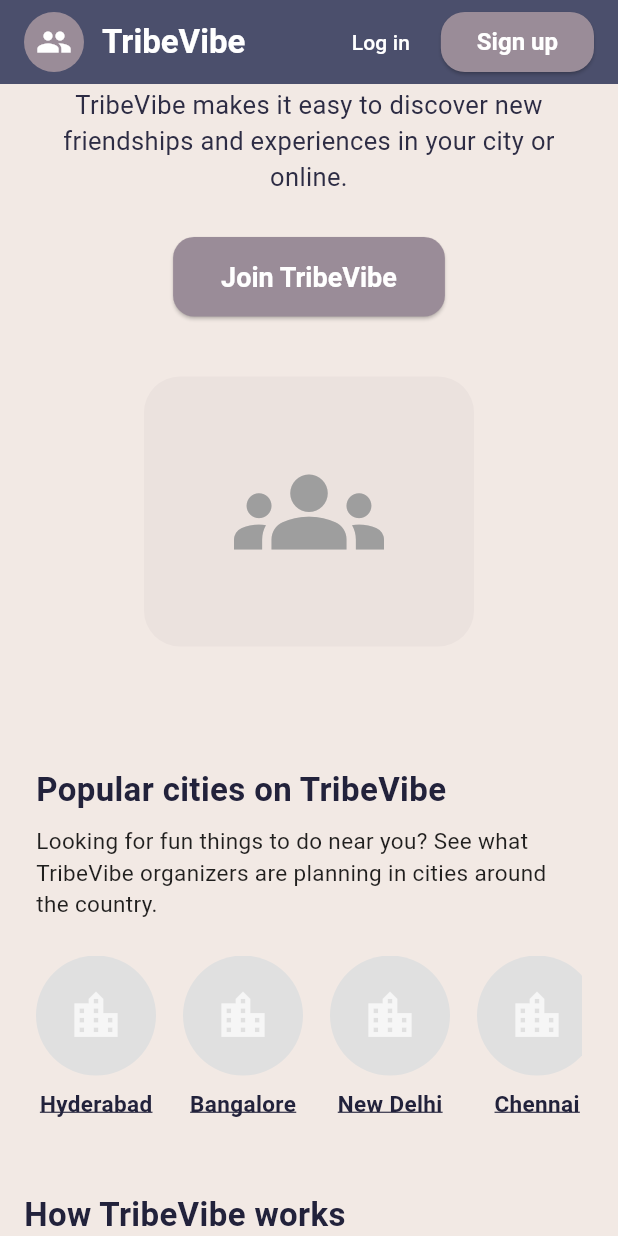
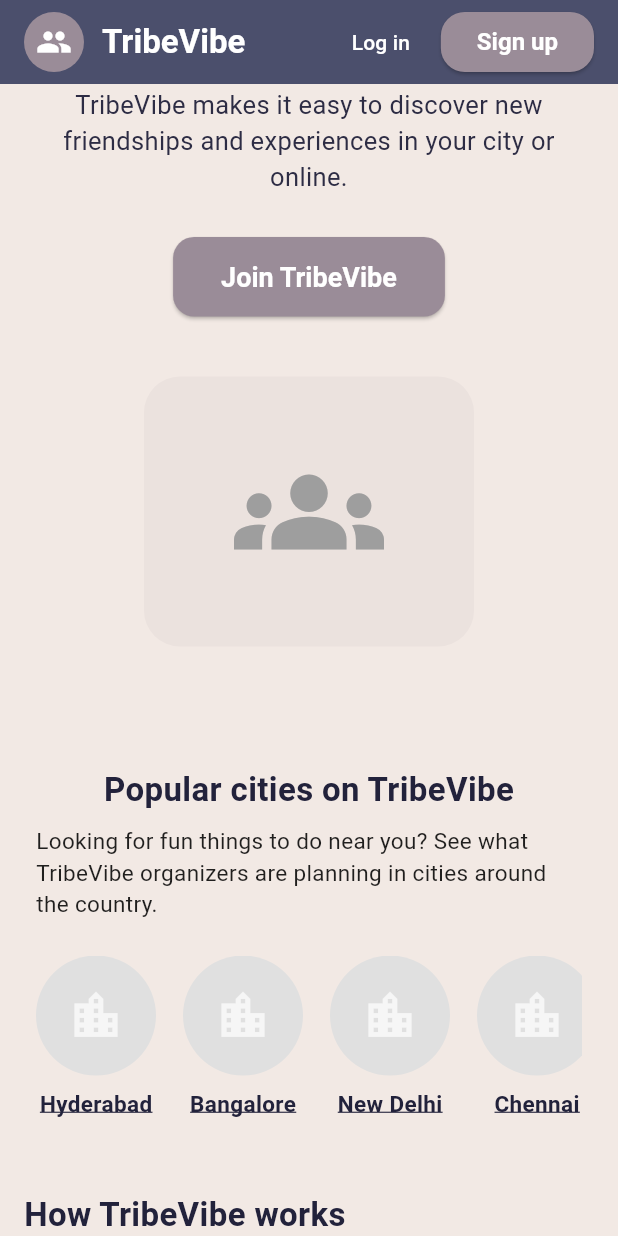
Before and after one commit to eerla/tribevibe_ui, a Flutter app: the screen it shows after launch, scrolled down 576 dp, on a phone screen of 412 x 824 dp. Run offline on Flutter 3.47's test engine with Material 3 defaults, Android fonts, the phone set to English and light mode, and no system bars; our stand-ins replace flutter_animate, shared_preferences.

Commit message:
Update landing_page.dart

```diff
--- a/lib/screens/landing_page.dart
+++ b/lib/screens/landing_page.dart
@@ -207,7 +207,7 @@ class LandingPage extends StatelessWidget {
                                               width: constraints.maxWidth,
                                               child: Flex(
                                                 direction: isWide ? Axis.horizontal : Axis.vertical,
-                                                crossAxisAlignment: CrossAxisAlignment.start,
+                                                crossAxisAlignment: CrossAxisAlignment.center,
                                                 mainAxisAlignment: MainAxisAlignment.center,
                                                 children: [
                                                   // Popular Cities
@@ -220,7 +220,7 @@ class LandingPage extends StatelessWidget {
                                                       borderRadius: BorderRadius.circular(18),
                                                     ),
                                                     child: Column(
-                                                      crossAxisAlignment: CrossAxisAlignment.start,
+                                                      crossAxisAlignment: CrossAxisAlignment.center,
                                                       children: [
                                                         const Text('Popular cities on TribeVibe', style: TextStyle(fontSize: 22, fontWeight: FontWeight.bold)),
                                                         const SizedBox(height: 8),
```
